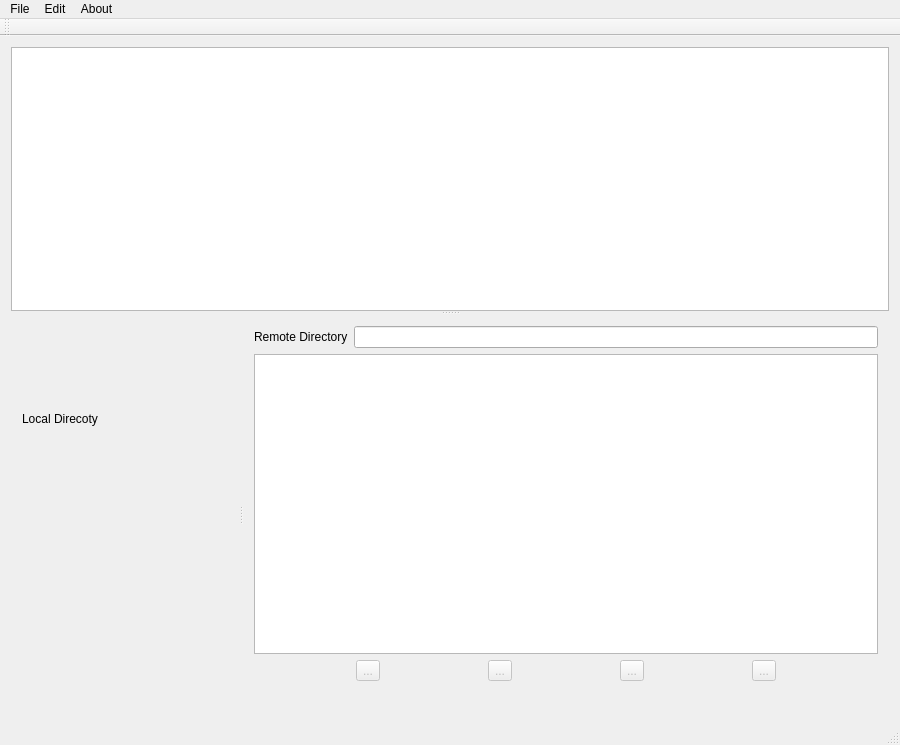
Old version of the form mainwindow.ui in the repository journeymidnight/S3ClientGUI.
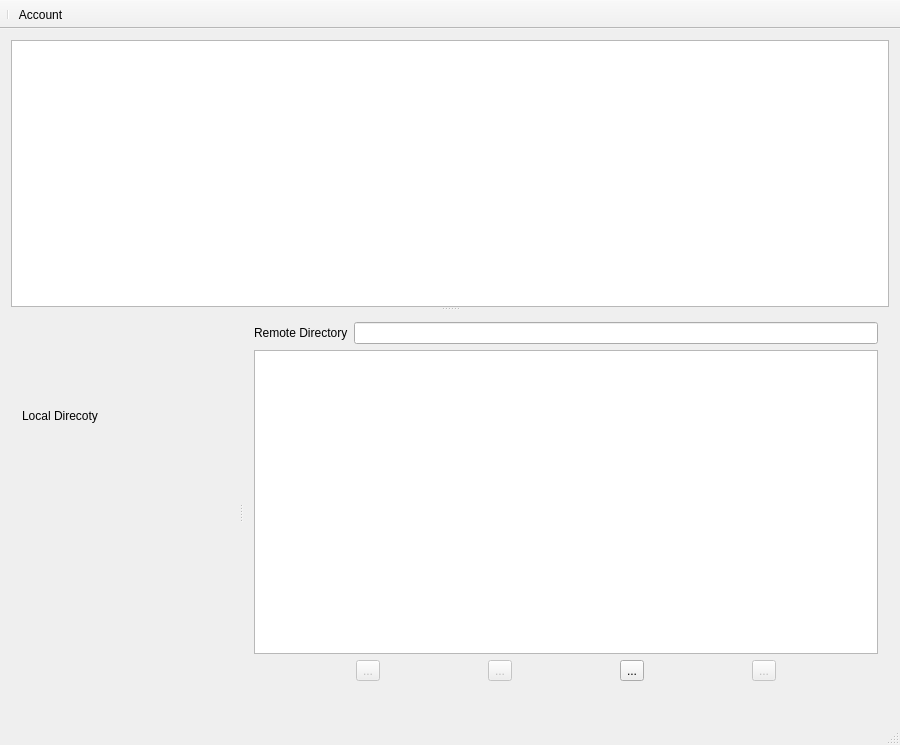
New version of the form. Icons and pictures are not drawn.

Diff of the .ui file:
```diff
--- a/mainwindow.ui
+++ b/mainwindow.ui
@@ -105,7 +105,7 @@
            <item>
             <widget class="QToolButton" name="toolButton_bucketRefresh">
              <property name="enabled">
-              <bool>false</bool>
+              <bool>true</bool>
              </property>
              <property name="text">
               <string>...</string>
@@ -141,47 +141,42 @@
     </item>
    </layout>
   </widget>
-  <widget class="QMenuBar" name="menuBar">
-   <property name="geometry">
-    <rect>
-     <x>0</x>
-     <y>0</y>
-     <width>900</width>
-     <height>23</height>
-    </rect>
-   </property>
-   <widget class="QMenu" name="menuFile">
-    <property name="title">
-     <string>File</string>
-    </property>
-   </widget>
-   <widget class="QMenu" name="menuEdit">
-    <property name="title">
-     <string>Edit</string>
-    </property>
-   </widget>
-   <widget class="QMenu" name="menuAbout">
-    <property name="title">
-     <string>About</string>
-    </property>
-   </widget>
-   <addaction name="menuFile"/>
-   <addaction name="menuEdit"/>
-   <addaction name="menuAbout"/>
-  </widget>
   <widget class="QToolBar" name="mainToolBar">
+   <property name="movable">
+    <bool>false</bool>
+   </property>
+   <property name="toolButtonStyle">
+    <enum>Qt::ToolButtonTextUnderIcon</enum>
+   </property>
    <attribute name="toolBarArea">
     <enum>TopToolBarArea</enum>
    </attribute>
    <attribute name="toolBarBreak">
     <bool>false</bool>
    </attribute>
+   <addaction name="separator"/>
+   <addaction name="actionAccount"/>
   </widget>
   <widget class="QStatusBar" name="statusBar">
    <property name="enabled">
     <bool>true</bool>
    </property>
   </widget>
+  <action name="actionAccount">
+   <property name="checkable">
+    <bool>false</bool>
+   </property>
+   <property name="icon">
+    <iconset resource="resource.qrc">
+     <normaloff>:/images/Account.png</normaloff>:/images/Account.png</iconset>
+   </property>
+   <property name="text">
+    <string>Account</string>
+   </property>
+   <property name="toolTip">
+    <string>Manage endpoint</string>
+   </property>
+  </action>
  </widget>
  <layoutdefault spacing="6" margin="11"/>
  <resources/>
```
Left out of the diff: 4 changed lines with no effect on the pictures.
